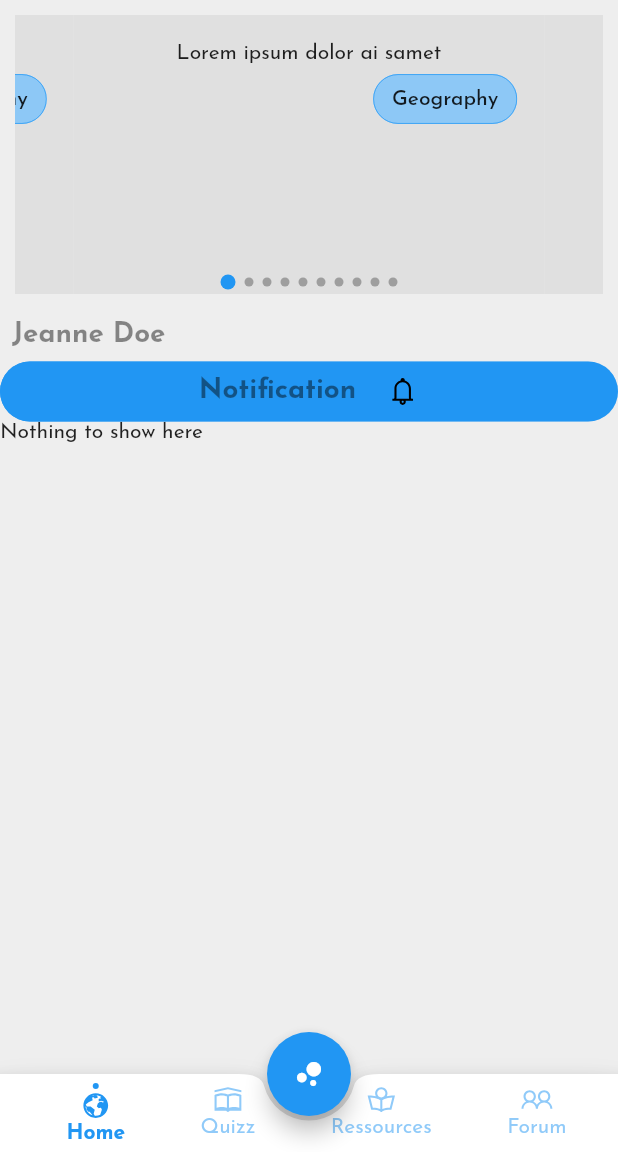
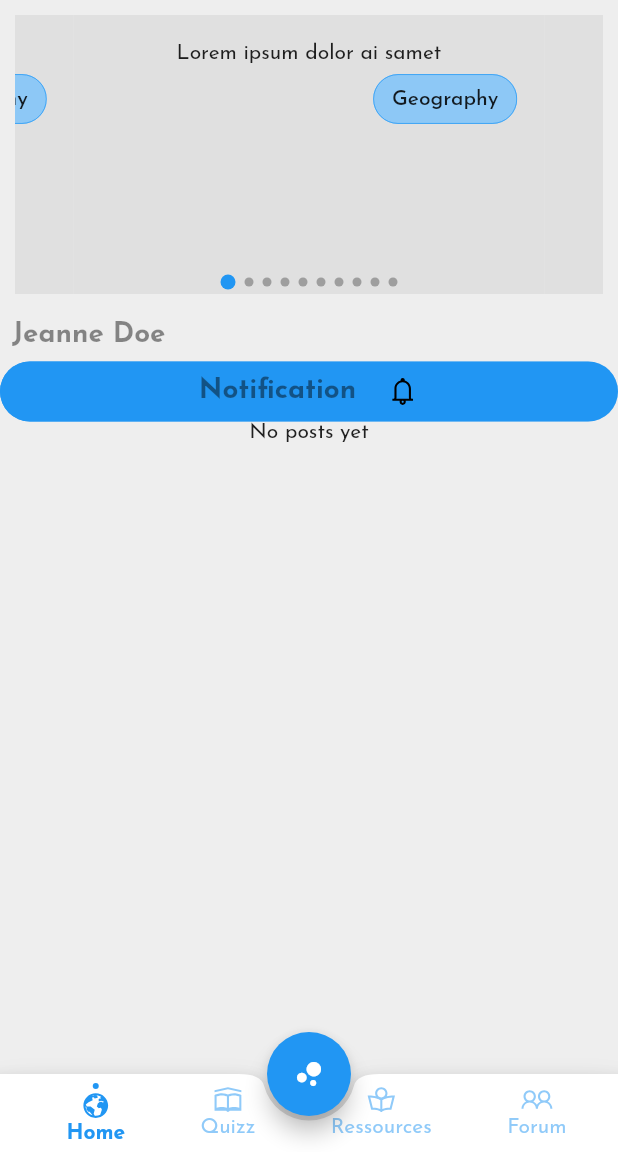
Before and after one commit to baimamboukar/eureka_learn, a Flutter app: the screen it shows once a user with an empty profile is signed in, after a tap on "Notification", on a phone screen of 412 x 824 dp, the part 84-1236 px from its top. Run offline on Flutter 3.47's test engine with Material 2 defaults, Android fonts, the light colour scheme and no system bars; drawn by our look-alikes of card_swiper; our stand-ins replace animate_do, animated_text_kit, awesome_notifications, cloud_firestore, dio, equatable and 17 more; missing offline and left inert: enum_to_string, html_character_entities, optimized_cached_image; accounts and stored records are empty.

```diff
--- a/lib/screens/home.dart
+++ b/lib/screens/home.dart
@@ -1,20 +1,31 @@
 import 'package:eureka_learn/models/models.dart';
+import 'package:eureka_learn/providers/database_providers.dart';
 import 'package:eureka_learn/providers/providers.dart';
+import 'package:eureka_learn/services/notifications.dart';
 import 'package:eureka_learn/utils/screen.dart';
 import 'package:eureka_learn/utils/utils.dart';
 import 'package:eureka_learn/widgets/widgets.dart';
 import 'package:eureka_learn/widgets/tips_banner.dart';
 import 'package:flutter/material.dart';
+import 'package:flutter_hooks/flutter_hooks.dart';
 import 'package:flutter_riverpod/flutter_riverpod.dart';
+import 'package:hooks_riverpod/hooks_riverpod.dart';
 import 'package:line_icons/line_icons.dart';
 
-class NewsFeed extends ConsumerWidget {
+class NewsFeed extends HookWidget {
   const NewsFeed({Key? key}) : super(key: key);
 
   @override
-  Widget build(BuildContext context, ScopedReader watch) {
-    final user = watch(studentControllerProvider.notifier);
-    final postsController = watch(postsControllerProvider.notifier);
+  Widget build(BuildContext context) {
+    final database = useProvider(databaseProvider);
+    WidgetsBinding.instance!.addPostFrameCallback((timeStamp) async {
+      await database.getUserFeeds();
+    });
+    final user = useProvider(studentControllerProvider.notifier);
+    final notiff = useProvider(notificationsProvider);
+
+    List<PostModel> feeds = useProvider(postsControllerProvider.notifier).feeds;
+
     return CustomScrollView(slivers: [
       SliverToBoxAdapter(
         child: Container(
@@ -37,19 +48,29 @@ class NewsFeed extends ConsumerWidget {
       )),
       SliverToBoxAdapter(
           child: GestureDetector(
-              onTap: () {},
+              onTap: () {
+                notiff.send(
+                    title: "INtelli'learn vibes",
+                    body: "Get annual subscription for free",
+                    summary: "Promotion",
+                    channel: 'basic_channel');
+              },
               child: Button(
                   color: Palette.primary,
                   label: "Notification",
                   icon: LineIcons.bell))),
       SliverList(
         delegate: SliverChildBuilderDelegate((BuildContext context, int index) {
-          final List<PostModel> feeds = postsController.feeds;
-          if (index == 1) return Text("Hello World");
-          return feeds.isNotEmpty
-              ? Post(model: posts[index])
-              : Text("Nothing to show here");
-        }, childCount: postsController.feeds.length + 1),
+          if (feeds.length < 1) {
+            return Container(
+              child: Center(
+                child: Text("No posts yet"),
+              ),
+            );
+          }
+          if (index == 1) return Text(user.student.names.toString());
+          return Post(model: feeds[index]);
+        }, childCount: feeds.length + 1),
       )
     ]);
   }
```
